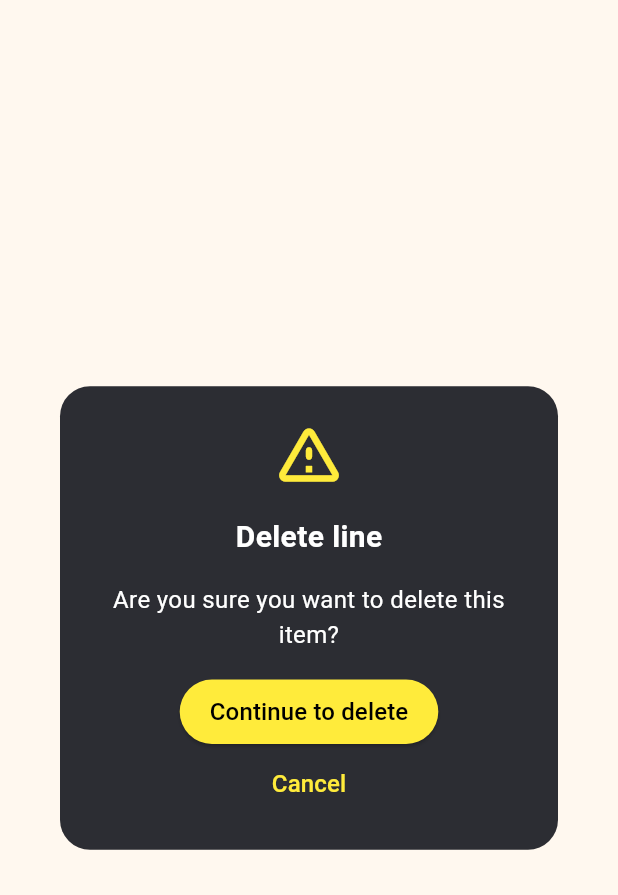
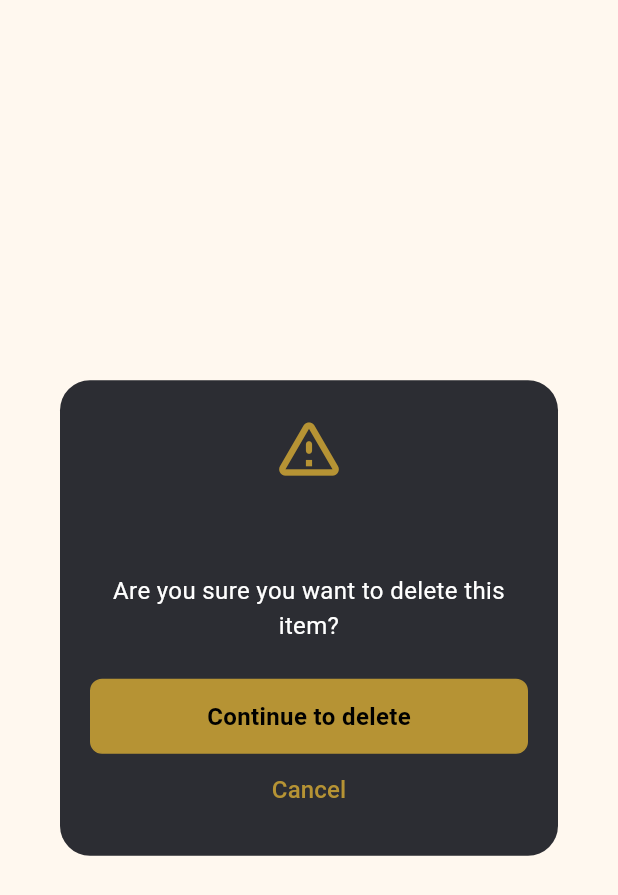
Before and after one commit to FalgunT/SJPR, a Flutter app: the DeleteConfirmationDialog widget shown alone on an empty page, opened directly with empty values, on a phone screen of 412 x 824 dp. Shown: the top 895 px of the screen. Run offline on Flutter 3.47's test engine with Material 3 defaults, Android fonts, the phone set to English and light mode, and no system bars; our stand-ins replace camera, connectivity_plus, file_picker, flutter_cache_manager, flutter_svg, fluttertoast and 6 more; missing offline and left inert: flutter_document_scanner, pdf_render; accounts and stored records are empty.

Commit message:
updated delete dialog

```diff
--- a/sjpr/lib/widgets/delete_confirmation_dialog.dart
+++ b/sjpr/lib/widgets/delete_confirmation_dialog.dart
@@ -1,13 +1,16 @@
 import 'package:flutter/material.dart';
 import 'package:sjpr/screen/lineitems/line_items_bloc.dart';
 import 'package:sjpr/utils/color_utils.dart';
+import 'package:sjpr/widgets/common_button.dart';
 import '../common/app_theme.dart';
 
 class DeleteConfirmationDialog extends StatelessWidget {
   const DeleteConfirmationDialog({
     super.key,
+    required this.label,
     required this.onPressed,
   });
+  final String label;
   final VoidCallback onPressed;
 
   @override
@@ -22,42 +25,41 @@ class DeleteConfirmationDialog extends StatelessWidget {
         child: Column(
           mainAxisSize: MainAxisSize.min,
           children: [
-            Icon(Icons.warning_amber_rounded, color: Colors.yellow, size: 50),
-            SizedBox(height: 16),
+            Icon(Icons.warning_amber_rounded, color: activeTxtColor, size: 50),
+            const SizedBox(height: 24),
             Text(
-              'Delete line',
+              label,
               style: TextStyle(
                 color: Colors.white,
-                fontSize: 20,
-                fontWeight: FontWeight.bold,
+                fontSize: 16,
+                fontWeight: FontWeight.w600,
               ),
             ),
-            SizedBox(height: 16),
-            Text(
+            const SizedBox(height: 12),
+            const Text(
               'Are you sure you want to delete this item?',
-              style: TextStyle(fontSize: 16, color: Colors.white),
+              style: TextStyle(
+                fontSize: 16,
+                color: Colors.white,
+                fontWeight: FontWeight.w400,
+              ),
               textAlign: TextAlign.center,
             ),
-            SizedBox(height: 16),
-            ElevatedButton(
-              style: ElevatedButton.styleFrom(
-                foregroundColor: Colors.black, // Background color
-                backgroundColor: Colors.yellow, // Text color
-                padding: EdgeInsets.symmetric(vertical: 10, horizontal: 20),
-              ),
-              onPressed: onPressed,
-              child: Text(
-                'Continue to delete',
-                style: TextStyle(fontSize: 16),
-              ),
-            ),
+            const SizedBox(height: 24),
+            CommonButton(
+                textFontSize: 16,
+                content: "Continue to delete",
+                bgColor: buttonBgColor,
+                textColor: buttonTextColor,
+                outlinedBorderColor: buttonBgColor,
+                onPressed: onPressed),
             TextButton(
               onPressed: () {
                 Navigator.of(context).pop(); // Close the dialog
               },
               child: Text(
                 'Cancel',
-                style: TextStyle(fontSize: 16, color: Colors.yellow),
+                style: TextStyle(fontSize: 16, color: activeTxtColor),
               ),
             ),
           ],
```
